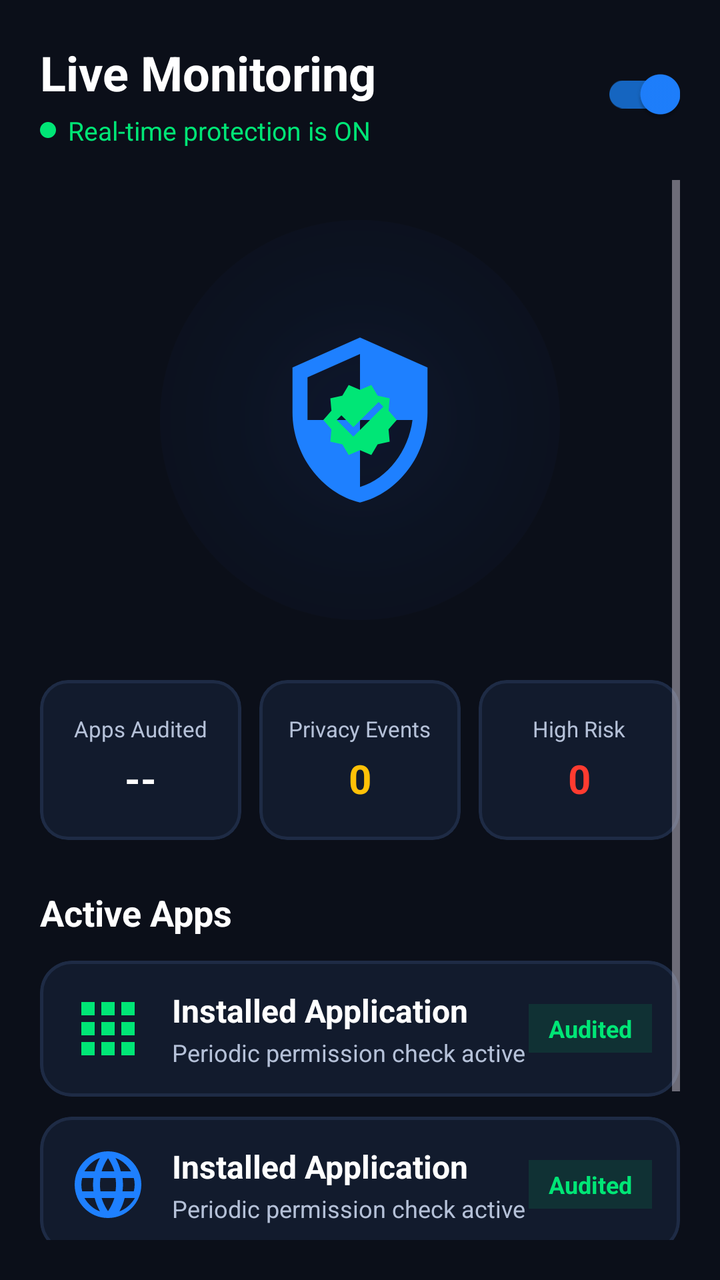
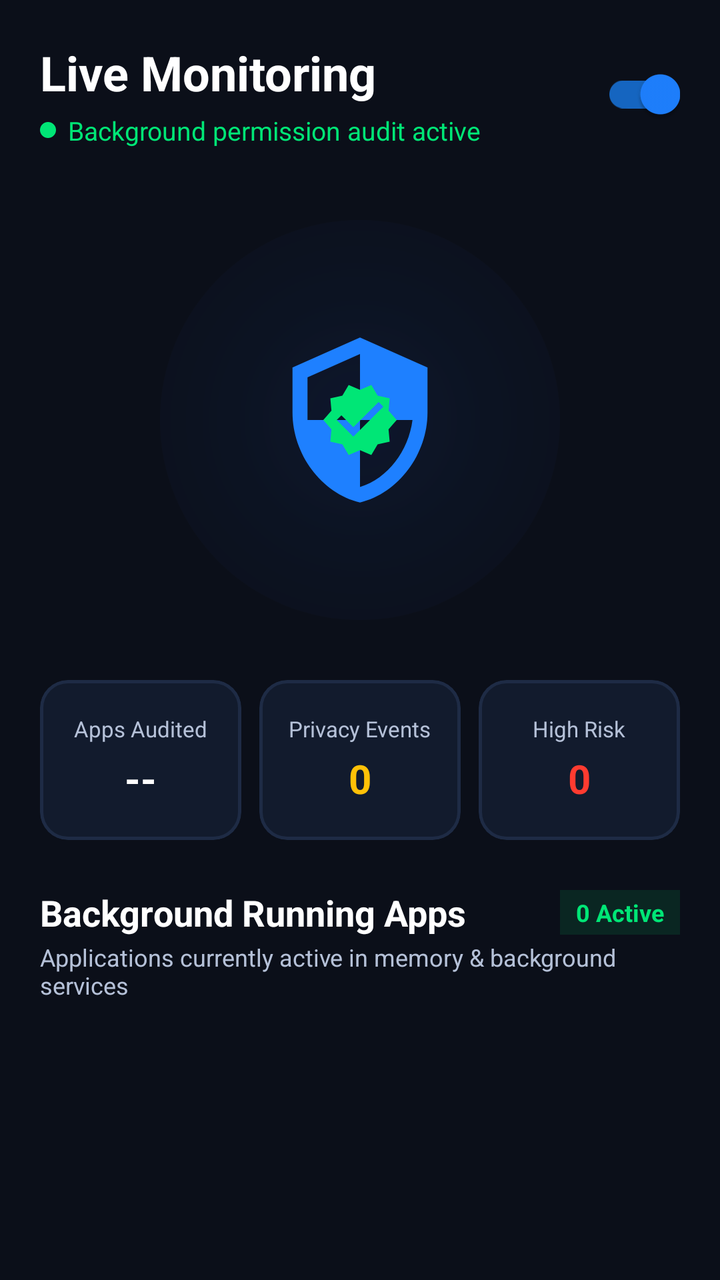

The first picture is an Android layout as it rendered before a commit; the second is the same layout after the commit. The layout source and the unified diff follow.
<!-- AndroidManifest.xml: application theme Theme.SecureDroid -->
<!-- res/layout/fragment_live_monitor.xml -->
<?xml version="1.0" encoding="utf-8"?>
<LinearLayout xmlns:android="http://schemas.android.com/apk/res/android"
    xmlns:app="http://schemas.android.com/apk/res-auto"
    android:layout_width="match_parent"
    android:layout_height="match_parent"
    android:orientation="vertical"
    android:background="@color/background"
    android:padding="20dp">

    
    <RelativeLayout
        android:layout_width="match_parent"
        android:layout_height="wrap_content">

        <LinearLayout
            android:layout_width="wrap_content"
            android:layout_height="wrap_content"
            android:orientation="vertical"
            android:layout_alignParentStart="true"
            android:layout_centerVertical="true">

            <TextView
                android:layout_width="wrap_content"
                android:layout_height="wrap_content"
                android:text="Live Monitoring"
                android:textColor="@color/text_primary"
                android:textSize="24sp"
                android:textStyle="bold" />

            <LinearLayout
                android:layout_width="wrap_content"
                android:layout_height="wrap_content"
                android:orientation="horizontal"
                android:gravity="center_vertical"
                android:layout_marginTop="4dp">

                <View
                    android:layout_width="8dp"
                    android:layout_height="8dp"
                    android:background="@drawable/bg_notification_dot"
                    android:backgroundTint="#00E676"/>

                <TextView
                    android:id="@+id/txtProtectionStatus"
                    android:layout_width="wrap_content"
                    android:layout_height="wrap_content"
                    android:text="Real-time protection is ON"
                    android:textColor="#00E676"
                    android:textSize="13sp"
                    android:layout_marginStart="6dp" />
            </LinearLayout>
        </LinearLayout>

        <com.google.android.material.switchmaterial.SwitchMaterial
            android:id="@+id/switchLiveMonitor"
            android:layout_width="wrap_content"
            android:layout_height="wrap_content"
            android:checked="true"
            android:layout_alignParentEnd="true"
            android:layout_centerVertical="true"/>
    </RelativeLayout>

    <ScrollView
        android:layout_width="match_parent"
        android:layout_height="match_parent"
        android:fillViewport="true"
        android:layout_marginTop="16dp">

        <LinearLayout
            android:layout_width="match_parent"
            android:layout_height="wrap_content"
            android:orientation="vertical">

            
            <RelativeLayout
                android:layout_width="match_parent"
                android:layout_height="220dp"
                android:layout_marginTop="10dp"
                android:gravity="center">

                <ImageView
                    android:id="@+id/imgRadarGlow"
                    android:layout_width="200dp"
                    android:layout_height="200dp"
                    android:src="@drawable/glow_circle"
                    android:alpha="0.4"
                    android:layout_centerInParent="true"/>

                <ImageView
                    android:id="@+id/imgShieldCenter"
                    android:layout_width="90dp"
                    android:layout_height="90dp"
                    android:src="@drawable/ic_shield"
                    app:tint="#1E80FF"
                    android:layout_centerInParent="true"/>

                <ImageView
                    android:layout_width="40dp"
                    android:layout_height="40dp"
                    android:src="@drawable/ic_verified"
                    app:tint="#00E676"
                    android:layout_centerInParent="true"/>
            </RelativeLayout>

            
            <LinearLayout
                android:layout_width="match_parent"
                android:layout_height="wrap_content"
                android:orientation="horizontal"
                android:weightSum="3"
                android:layout_marginTop="20dp">

                
                <com.google.android.material.card.MaterialCardView
                    android:layout_width="0dp"
                    android:layout_height="80dp"
                    android:layout_weight="1"
                    android:layout_marginEnd="6dp"
                    app:cardCornerRadius="14dp"
                    app:cardBackgroundColor="#121B2D"
                    app:strokeColor="#1E2B45"
                    app:strokeWidth="1.5dp">

                    <LinearLayout
                        android:layout_width="match_parent"
                        android:layout_height="match_parent"
                        android:orientation="vertical"
                        android:gravity="center"
                        android:padding="8dp">

                        <TextView
                            android:layout_width="wrap_content"
                            android:layout_height="wrap_content"
                            android:text="Apps Audited"
                            android:textColor="@color/text_secondary"
                            android:textSize="11sp"/>

                        <TextView
                            android:id="@+id/txtAppsScanned"
                            android:layout_width="wrap_content"
                            android:layout_height="wrap_content"
                            android:text="--"
                            android:textColor="@color/text_primary"
                            android:textSize="20sp"
                            android:textStyle="bold"
                            android:layout_marginTop="4dp"/>
                    </LinearLayout>
                </com.google.android.material.card.MaterialCardView>

                
                <com.google.android.material.card.MaterialCardView
                    android:layout_width="0dp"
                    android:layout_height="80dp"
                    android:layout_weight="1"
                    android:layout_marginStart="3dp"
                    android:layout_marginEnd="3dp"
                    app:cardCornerRadius="14dp"
                    app:cardBackgroundColor="#121B2D"
                    app:strokeColor="#1E2B45"
                    app:strokeWidth="1.5dp">

                    <LinearLayout
                        android:layout_width="match_parent"
                        android:layout_height="match_parent"
                        android:orientation="vertical"
                        android:gravity="center"
                        android:padding="8dp">

                        <TextView
                            android:layout_width="wrap_content"
                            android:layout_height="wrap_content"
                            android:text="Privacy Events"
                            android:textColor="@color/text_secondary"
                            android:textSize="11sp"/>

                        <TextView
                            android:id="@+id/txtPrivacyEventsCount"
                            android:layout_width="wrap_content"
                            android:layout_height="wrap_content"
                            android:text="0"
                            android:textColor="#FFC107"
                            android:textSize="20sp"
                            android:textStyle="bold"
                            android:layout_marginTop="4dp"/>
                    </LinearLayout>
                </com.google.android.material.card.MaterialCardView>

                
                <com.google.android.material.card.MaterialCardView
                    android:layout_width="0dp"
                    android:layout_height="80dp"
                    android:layout_weight="1"
                    android:layout_marginStart="6dp"
                    app:cardCornerRadius="14dp"
                    app:cardBackgroundColor="#121B2D"
                    app:strokeColor="#1E2B45"
                    app:strokeWidth="1.5dp">

                    <LinearLayout
                        android:layout_width="match_parent"
                        android:layout_height="match_parent"
                        android:orientation="vertical"
                        android:gravity="center"
                        android:padding="8dp">

                        <TextView
                            android:layout_width="wrap_content"
                            android:layout_height="wrap_content"
                            android:text="High Risk"
                            android:textColor="@color/text_secondary"
                            android:textSize="11sp"/>

                        <TextView
                            android:id="@+id/txtHighRiskCount"
                            android:layout_width="wrap_content"
                            android:layout_height="wrap_content"
                            android:text="0"
                            android:textColor="#FF3B30"
                            android:textSize="20sp"
                            android:textStyle="bold"
                            android:layout_marginTop="4dp"/>
                    </LinearLayout>
                </com.google.android.material.card.MaterialCardView>

            </LinearLayout>

            
            <TextView
                android:layout_width="wrap_content"
                android:layout_height="wrap_content"
                android:text="Active Apps"
                android:textColor="@color/text_primary"
                android:textSize="18sp"
                android:textStyle="bold"
                android:layout_marginTop="24dp" />

            
            <com.google.android.material.card.MaterialCardView
                android:id="@+id/cardMonitoredApp1"
                android:layout_width="match_parent"
                android:layout_height="wrap_content"
                android:layout_marginTop="12dp"
                app:cardCornerRadius="16dp"
                app:cardBackgroundColor="#121B2D"
                app:strokeColor="#1E2B45"
                app:strokeWidth="1.5dp">

                <RelativeLayout
                    android:padding="14dp"
                    android:layout_width="match_parent"
                    android:layout_height="wrap_content">

                    <ImageView
                        android:id="@+id/iconApp1"
                        android:layout_width="40dp"
                        android:layout_height="40dp"
                        android:src="@drawable/ic_apps"
                        app:tint="#00E676"
                        android:layout_centerVertical="true"/>

                    <LinearLayout
                        android:layout_width="wrap_content"
                        android:layout_height="wrap_content"
                        android:orientation="vertical"
                        android:layout_toEndOf="@id/iconApp1"
                        android:layout_marginStart="12dp"
                        android:layout_centerVertical="true">

                        <TextView
                            android:id="@+id/txtMonitoredAppName1"
                            android:layout_width="wrap_content"
                            android:layout_height="wrap_content"
                            android:text="Installed Application"
                            android:textColor="@color/text_primary"
                            android:textSize="16sp"
                            android:textStyle="bold"/>

                        <TextView
                            android:id="@+id/txtMonitoredAppStatus1"
                            android:layout_width="wrap_content"
                            android:layout_height="wrap_content"
                            android:text="Periodic permission check active"
                            android:textColor="@color/text_secondary"
                            android:textSize="12sp"
                            android:layout_marginTop="2dp"/>
                    </LinearLayout>

                    <TextView
                        android:id="@+id/txtMonitoredAppBadge1"
                        android:layout_width="wrap_content"
                        android:layout_height="wrap_content"
                        android:text="Audited"
                        android:textColor="#00E676"
                        android:textSize="12sp"
                        android:textStyle="bold"
                        android:layout_alignParentEnd="true"
                        android:layout_centerVertical="true"
                        android:background="#1B00E676"
                        android:paddingStart="10dp"
                        android:paddingEnd="10dp"
                        android:paddingTop="4dp"
                        android:paddingBottom="4dp"/>
                </RelativeLayout>
            </com.google.android.material.card.MaterialCardView>

            
            <com.google.android.material.card.MaterialCardView
                android:id="@+id/cardMonitoredApp2"
                android:layout_width="match_parent"
                android:layout_height="wrap_content"
                android:layout_marginTop="10dp"
                android:layout_marginBottom="80dp"
                app:cardCornerRadius="16dp"
                app:cardBackgroundColor="#121B2D"
                app:strokeColor="#1E2B45"
                app:strokeWidth="1.5dp">

                <RelativeLayout
                    android:padding="14dp"
                    android:layout_width="match_parent"
                    android:layout_height="wrap_content">

                    <ImageView
                        android:id="@+id/iconApp2"
                        android:layout_width="40dp"
                        android:layout_height="40dp"
                        android:src="@drawable/ic_language"
                        app:tint="#1E80FF"
                        android:layout_centerVertical="true"/>

                    <LinearLayout
                        android:layout_width="wrap_content"
                        android:layout_height="wrap_content"
                        android:orientation="vertical"
                        android:layout_toEndOf="@id/iconApp2"
                        android:layout_marginStart="12dp"
                        android:layout_centerVertical="true">

                        <TextView
                            android:id="@+id/txtMonitoredAppName2"
                            android:layout_width="wrap_content"
                            android:layout_height="wrap_content"
                            android:text="Installed Application"
                            android:textColor="@color/text_primary"
                            android:textSize="16sp"
                            android:textStyle="bold"/>

                        <TextView
                            android:id="@+id/txtMonitoredAppStatus2"
                            android:layout_width="wrap_content"
                            android:layout_height="wrap_content"
                            android:text="Periodic permission check active"
                            android:textColor="@color/text_secondary"
                            android:textSize="12sp"
                            android:layout_marginTop="2dp"/>
                    </LinearLayout>

                    <TextView
                        android:id="@+id/txtMonitoredAppBadge2"
                        android:layout_width="wrap_content"
                        android:layout_height="wrap_content"
                        android:text="Audited"
                        android:textColor="#00E676"
                        android:textSize="12sp"
                        android:textStyle="bold"
                        android:layout_alignParentEnd="true"
                        android:layout_centerVertical="true"
                        android:background="#1B00E676"
                        android:paddingStart="10dp"
                        android:paddingEnd="10dp"
                        android:paddingTop="4dp"
                        android:paddingBottom="4dp"/>
                </RelativeLayout>
            </com.google.android.material.card.MaterialCardView>

        </LinearLayout>
    </ScrollView>

</LinearLayout>
<!-- resources referenced by this layout -->
<resources>
  <color name="background">#0B0F19</color>
  <color name="text_primary">#FFFFFF</color>
  <color name="text_secondary">#B5C1D8</color>
  <!-- drawable bg_notification_dot (drawable) -->
  <?xml version="1.0" encoding="utf-8"?>
  <shape xmlns:android="http://schemas.android.com/apk/res/android">
  
      <solid android:color="#FF3B30"/>
  
      <corners android:radius="50dp"/>
  
      <size
          android:width="10dp"
          android:height="10dp"/>
  
  </shape>
  <!-- drawable glow_circle (drawable) -->
  <?xml version="1.0" encoding="utf-8"?>
  <shape xmlns:android="http://schemas.android.com/apk/res/android"
      android:shape="oval">
      <gradient
          android:type="radial"
          android:gradientRadius="160dp"
          android:startColor="#331565FF"
          android:centerColor="#111565FF"
          android:endColor="#001565FF" />
  </shape>
  <!-- drawable ic_apps (drawable) -->
  <vector xmlns:android="http://schemas.android.com/apk/res/android"
      android:width="24dp"
      android:height="24dp"
      android:viewportWidth="24"
      android:viewportHeight="24">
      <path
          android:fillColor="@android:color/white"
          android:pathData="M4,8h4V4H4v4zm6,12h4v-4h-4v4zm-6,0h4v-4H4v4zm0,-6h4v-4H4v4zm6,0h4v-4h-4v4zm6,-10v4h4V4h-4zm-6,4h4V4h-4v4zm6,6h4v-4h-4v4zm0,6h4v-4h-4v4z"/>
  </vector>
  <!-- drawable ic_language (drawable) -->
  <vector xmlns:android="http://schemas.android.com/apk/res/android"
      android:width="24dp"
      android:height="24dp"
      android:viewportWidth="24"
      android:viewportHeight="24">
      <path
          android:fillColor="@android:color/white"
          android:pathData="M11.99,2C6.47,2 2,6.48 2,12s4.47,10 9.99,10C17.52,22 22,17.52 22,12S17.52,2 11.99,2zM18.91,8h-3.08c-0.33,-1.42 -0.87,-2.74 -1.58,-4.02 1.93,0.7 3.53,2.13 4.66,4.02zM12,4.04c0.83,1.2 1.48,2.53 1.91,3.96h-3.82c0.43,-1.43 1.08,-2.76 1.91,-3.96zM4.26,14C4.1,13.36 4,12.69 4,12s0.1,-1.36 0.26,-2h3.38c-0.08,0.66 -0.14,1.32 -0.14,2 0,0.68 0.06,1.34 0.14,2H4.26zM4.93,16h3.08c0.33,1.42 0.87,2.74 1.58,4.02 -1.93,-0.7 -3.53,-2.13 -4.66,-4.02zM8.01,8H4.93c1.13,-1.89 2.73,-3.32 4.66,-4.02 -0.71,1.28 -1.25,2.6 -1.58,4.02zM12,19.96c-0.83,-1.2 -1.48,-2.53 -1.91,-3.96h3.82c-0.43,1.43 -1.08,2.76 -1.91,3.96zM14.26,14h-4.52c-0.09,-0.66 -0.15,-1.32 -0.15,-2 0,-0.68 0.06,-1.34 0.15,-2h4.52c0.09,0.66 0.15,1.32 0.15,2 0,0.68 -0.06,1.34 -0.15,2zM15.41,20.02c0.71,-1.28 1.25,-2.6 1.58,-4.02h3.08c-1.13,1.89 -2.73,3.32 -4.66,4.02zM16.36,14c0.08,-0.66 0.14,-1.32 0.14,-2 0,-0.68 -0.06,-1.34 -0.14,-2h3.38c0.16,0.64 0.26,1.31 0.26,2s-0.1,1.36 -0.26,2h-3.38z"/>
  </vector>
  <!-- drawable ic_shield (drawable) -->
  <vector xmlns:android="http://schemas.android.com/apk/res/android"
      android:width="24dp"
      android:height="24dp"
      android:viewportWidth="24"
      android:viewportHeight="24">
      <path
          android:fillColor="@android:color/white"
          android:pathData="M12,1L3,5v6c0,5.55 3.84,10.74 9,12c5.16,-1.26 9,-6.45 9,-12V5l-9,-4zM12,11.99h7c-0.53,4.12 -3.28,7.79 -7,8.94V12H5V6.3l7,-3.11v8.8z"/>
  </vector>
  <color name="primary">#1E80FF</color>
  <color name="primary_dark">#1565C0</color>
  <color name="accent">#00E5FF</color>
  <!-- drawable bg_gradient (drawable) -->
  <?xml version="1.0" encoding="utf-8"?>
  <shape xmlns:android="http://schemas.android.com/apk/res/android">
  
      <gradient
          android:angle="270"
          android:startColor="#07111F"
          android:centerColor="#0B1626"
          android:endColor="#081018"/>
  
  </shape>
  <!-- unchanged entries left out for length: 2 -->
</resources>

<!-- the commit's change to res/layout/fragment_live_monitor.xml (unified diff, before → after) -->
@@ -44,7 +44,7 @@
                     android:id="@+id/txtProtectionStatus"
                     android:layout_width="wrap_content"
                     android:layout_height="wrap_content"
-                    android:text="Real-time protection is ON"
+                    android:text="Background permission audit active"
                     android:textColor="#00E676"
                     android:textSize="13sp"
                     android:layout_marginStart="6dp" />
@@ -225,153 +225,64 @@
             </LinearLayout>
 
             
+            <LinearLayout
+                android:layout_width="match_parent"
+                android:layout_height="wrap_content"
+                android:orientation="horizontal"
+                android:gravity="center_vertical"
+                android:layout_marginTop="24dp">
+
+                <TextView
+                    android:id="@+id/txtBackgroundAppsTitle"
+                    android:layout_width="0dp"
+                    android:layout_height="wrap_content"
+                    android:layout_weight="1"
+                    android:text="Background Running Apps"
+                    android:textColor="@color/text_primary"
+                    android:textSize="18sp"
+                    android:textStyle="bold" />
+
+                <TextView
+                    android:id="@+id/txtBackgroundAppsCountBadge"
+                    android:layout_width="wrap_content"
+                    android:layout_height="wrap_content"
+                    android:text="0 Active"
+                    android:textColor="#00E676"
+                    android:textSize="12sp"
+                    android:textStyle="bold"
+                    android:background="#1B00E676"
+                    android:paddingStart="8dp"
+                    android:paddingEnd="8dp"
+                    android:paddingTop="3dp"
+                    android:paddingBottom="3dp"/>
+            </LinearLayout>
+
             <TextView
                 android:layout_width="wrap_content"
                 android:layout_height="wrap_content"
-                android:text="Active Apps"
-                android:textColor="@color/text_primary"
-                android:textSize="18sp"
-                android:textStyle="bold"
-                android:layout_marginTop="24dp" />
-
-            
-            <com.google.android.material.card.MaterialCardView
-                android:id="@+id/cardMonitoredApp1"
-                android:layout_width="match_parent"
-                android:layout_height="wrap_content"
+                android:text="Applications currently active in memory &amp; background services"
+                android:textColor="@color/text_secondary"
+                android:textSize="12sp"
+                android:layout_marginTop="2dp" />
+
+            <androidx.recyclerview.widget.RecyclerView
+                android:id="@+id/rvLiveMonitoredApps"
+                android:layout_width="match_parent"
+                android:layout_height="wrap_content"
+                android:nestedScrollingEnabled="false"
                 android:layout_marginTop="12dp"
-                app:cardCornerRadius="16dp"
-                app:cardBackgroundColor="#121B2D"
-                app:strokeColor="#1E2B45"
-                app:strokeWidth="1.5dp">
-
-                <RelativeLayout
-                    android:padding="14dp"
-                    android:layout_width="match_parent"
-                    android:layout_height="wrap_content">
-
-                    <ImageView
-                        android:id="@+id/iconApp1"
-                        android:layout_width="40dp"
-                        android:layout_height="40dp"
-                        android:src="@drawable/ic_apps"
-                        app:tint="#00E676"
-                        android:layout_centerVertical="true"/>
-
-                    <LinearLayout
-                        android:layout_width="wrap_content"
-                        android:layout_height="wrap_content"
-                        android:orientation="vertical"
-                        android:layout_toEndOf="@id/iconApp1"
-                        android:layout_marginStart="12dp"
-                        android:layout_centerVertical="true">
-
-                        <TextView
-                            android:id="@+id/txtMonitoredAppName1"
-                            android:layout_width="wrap_content"
-                            android:layout_height="wrap_content"
-                            android:text="Installed Application"
-                            android:textColor="@color/text_primary"
-                            android:textSize="16sp"
-                            android:textStyle="bold"/>
-
-                        <TextView
-                            android:id="@+id/txtMonitoredAppStatus1"
-                            android:layout_width="wrap_content"
-                            android:layout_height="wrap_content"
-                            android:text="Periodic permission check active"
-                            android:textColor="@color/text_secondary"
-                            android:textSize="12sp"
-                            android:layout_marginTop="2dp"/>
-                    </LinearLayout>
-
-                    <TextView
-                        android:id="@+id/txtMonitoredAppBadge1"
-                        android:layout_width="wrap_content"
-                        android:layout_height="wrap_content"
-                        android:text="Audited"
-                        android:textColor="#00E676"
-                        android:textSize="12sp"
-                        android:textStyle="bold"
-                        android:layout_alignParentEnd="true"
-                        android:layout_centerVertical="true"
-                        android:background="#1B00E676"
-                        android:paddingStart="10dp"
-                        android:paddingEnd="10dp"
-                        android:paddingTop="4dp"
-                        android:paddingBottom="4dp"/>
-                </RelativeLayout>
-            </com.google.android.material.card.MaterialCardView>
-
-            
-            <com.google.android.material.card.MaterialCardView
-                android:id="@+id/cardMonitoredApp2"
-                android:layout_width="match_parent"
-                android:layout_height="wrap_content"
-                android:layout_marginTop="10dp"
-                android:layout_marginBottom="80dp"
-                app:cardCornerRadius="16dp"
-                app:cardBackgroundColor="#121B2D"
-                app:strokeColor="#1E2B45"
-                app:strokeWidth="1.5dp">
-
-                <RelativeLayout
-                    android:padding="14dp"
-                    android:layout_width="match_parent"
-                    android:layout_height="wrap_content">
-
-                    <ImageView
-                        android:id="@+id/iconApp2"
-                        android:layout_width="40dp"
-                        android:layout_height="40dp"
-                        android:src="@drawable/ic_language"
-                        app:tint="#1E80FF"
-                        android:layout_centerVertical="true"/>
-
-                    <LinearLayout
-                        android:layout_width="wrap_content"
-                        android:layout_height="wrap_content"
-                        android:orientation="vertical"
-                        android:layout_toEndOf="@id/iconApp2"
-                        android:layout_marginStart="12dp"
-                        android:layout_centerVertical="true">
-
-                        <TextView
-                            android:id="@+id/txtMonitoredAppName2"
-                            android:layout_width="wrap_content"
-                            android:layout_height="wrap_content"
-                            android:text="Installed Application"
-                            android:textColor="@color/text_primary"
-                            android:textSize="16sp"
-                            android:textStyle="bold"/>
-
-                        <TextView
-                            android:id="@+id/txtMonitoredAppStatus2"
-                            android:layout_width="wrap_content"
-                            android:layout_height="wrap_content"
-                            android:text="Periodic permission check active"
-                            android:textColor="@color/text_secondary"
-                            android:textSize="12sp"
-                            android:layout_marginTop="2dp"/>
-                    </LinearLayout>
-
-                    <TextView
-                        android:id="@+id/txtMonitoredAppBadge2"
-                        android:layout_width="wrap_content"
-                        android:layout_height="wrap_content"
-                        android:text="Audited"
-                        android:textColor="#00E676"
-                        android:textSize="12sp"
-                        android:textStyle="bold"
-                        android:layout_alignParentEnd="true"
-                        android:layout_centerVertical="true"
-                        android:background="#1B00E676"
-                        android:paddingStart="10dp"
-                        android:paddingEnd="10dp"
-                        android:paddingTop="4dp"
-                        android:paddingBottom="4dp"/>
-                </RelativeLayout>
-            </com.google.android.material.card.MaterialCardView>
+                android:layout_marginBottom="80dp" />
+
+            <TextView
+                android:id="@+id/txtNoRunningApps"
+                android:layout_width="match_parent"
+                android:layout_height="wrap_content"
+                android:gravity="center"
+                android:padding="20dp"
+                android:text="No suspicious background processes detected."
+                android:textColor="@color/text_secondary"
+                android:textSize="13sp"
+                android:visibility="gone" />
 
         </LinearLayout>
     </ScrollView>
<!-- resource entries referenced after the edit -->
@@ -27,26 +27,6 @@
           android:centerColor="#111565FF"
           android:endColor="#001565FF" />
   </shape>
-  <!-- drawable ic_apps (drawable) -->
-  <vector xmlns:android="http://schemas.android.com/apk/res/android"
-      android:width="24dp"
-      android:height="24dp"
-      android:viewportWidth="24"
-      android:viewportHeight="24">
-      <path
-          android:fillColor="@android:color/white"
-          android:pathData="M4,8h4V4H4v4zm6,12h4v-4h-4v4zm-6,0h4v-4H4v4zm0,-6h4v-4H4v4zm6,0h4v-4h-4v4zm6,-10v4h4V4h-4zm-6,4h4V4h-4v4zm6,6h4v-4h-4v4zm0,6h4v-4h-4v4z"/>
-  </vector>
-  <!-- drawable ic_language (drawable) -->
-  <vector xmlns:android="http://schemas.android.com/apk/res/android"
-      android:width="24dp"
-      android:height="24dp"
-      android:viewportWidth="24"
-      android:viewportHeight="24">
-      <path
-          android:fillColor="@android:color/white"
-          android:pathData="M11.99,2C6.47,2 2,6.48 2,12s4.47,10 9.99,10C17.52,22 22,17.52 22,12S17.52,2 11.99,2zM18.91,8h-3.08c-0.33,-1.42 -0.87,-2.74 -1.58,-4.02 1.93,0.7 3.53,2.13 4.66,4.02zM12,4.04c0.83,1.2 1.48,2.53 1.91,3.96h-3.82c0.43,-1.43 1.08,-2.76 1.91,-3.96zM4.26,14C4.1,13.36 4,12.69 4,12s0.1,-1.36 0.26,-2h3.38c-0.08,0.66 -0.14,1.32 -0.14,2 0,0.68 0.06,1.34 0.14,2H4.26zM4.93,16h3.08c0.33,1.42 0.87,2.74 1.58,4.02 -1.93,-0.7 -3.53,-2.13 -4.66,-4.02zM8.01,8H4.93c1.13,-1.89 2.73,-3.32 4.66,-4.02 -0.71,1.28 -1.25,2.6 -1.58,4.02zM12,19.96c-0.83,-1.2 -1.48,-2.53 -1.91,-3.96h3.82c-0.43,1.43 -1.08,2.76 -1.91,3.96zM14.26,14h-4.52c-0.09,-0.66 -0.15,-1.32 -0.15,-2 0,-0.68 0.06,-1.34 0.15,-2h4.52c0.09,0.66 0.15,1.32 0.15,2 0,0.68 -0.06,1.34 -0.15,2zM15.41,20.02c0.71,-1.28 1.25,-2.6 1.58,-4.02h3.08c-1.13,1.89 -2.73,3.32 -4.66,4.02zM16.36,14c0.08,-0.66 0.14,-1.32 0.14,-2 0,-0.68 -0.06,-1.34 -0.14,-2h3.38c0.16,0.64 0.26,1.31 0.26,2s-0.1,1.36 -0.26,2h-3.38z"/>
-  </vector>
   <!-- drawable ic_shield (drawable) -->
   <vector xmlns:android="http://schemas.android.com/apk/res/android"
       android:width="24dp"
